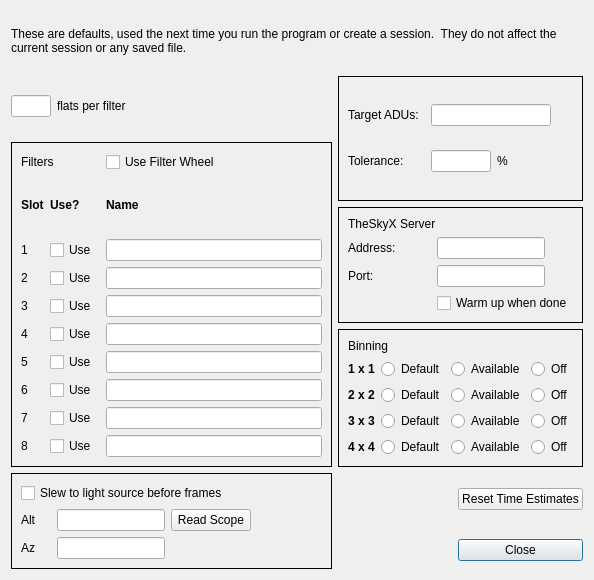
The window that PrefsWindow.ui (RMcDOttawa/FlatCaptureNow1) describes before a commit, drawn with Qt 5.
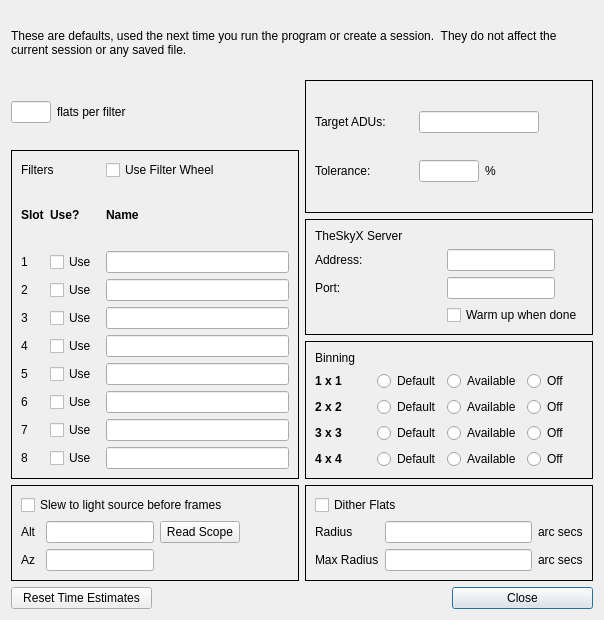
The same window after the commit.

Commit message: Branch for dithering; snapshot after Prefs UI defined, going back to fix some main stream bugs

```diff
--- a/PrefsWindow.ui
+++ b/PrefsWindow.ui
@@ -6,8 +6,8 @@
    <rect>
     <x>0</x>
     <y>0</y>
-    <width>594</width>
-    <height>580</height>
+    <width>604</width>
+    <height>620</height>
    </rect>
   </property>
   <property name="sizePolicy">
@@ -18,8 +18,8 @@
   </property>
   <property name="minimumSize">
    <size>
-    <width>502</width>
-    <height>460</height>
+    <width>600</width>
+    <height>620</height>
    </size>
   </property>
   <property name="maximumSize">
@@ -34,8 +34,8 @@
   <property name="modal">
    <bool>true</bool>
   </property>
-  <layout class="QGridLayout" name="gridLayout">
-   <item row="0" column="0" colspan="3">
+  <layout class="QGridLayout" name="gridLayout_2">
+   <item row="0" column="0" colspan="4">
     <widget class="QLabel" name="label_25">
      <property name="text">
       <string>These are defaults, used the next time you run the program or create a session.  They do not affect the current session or any saved file.</string>
@@ -75,7 +75,7 @@
      </item>
     </layout>
    </item>
-   <item row="1" column="1" rowspan="2" colspan="2">
+   <item row="1" column="2" rowspan="2" colspan="2">
     <widget class="QFrame" name="frame">
      <property name="frameShape">
       <enum>QFrame::Box</enum>
@@ -137,7 +137,7 @@
      </layout>
     </widget>
    </item>
-   <item row="2" column="0" rowspan="3">
+   <item row="2" column="0" rowspan="3" colspan="2">
     <widget class="QFrame" name="frame">
      <property name="frameShape">
       <enum>QFrame::Box</enum>
@@ -373,7 +373,7 @@
      </layout>
     </widget>
    </item>
-   <item row="3" column="1" colspan="2">
+   <item row="3" column="2" colspan="2">
     <widget class="QFrame" name="frame">
      <property name="frameShape">
       <enum>QFrame::Box</enum>
@@ -430,7 +430,7 @@
      </layout>
     </widget>
    </item>
-   <item row="4" column="1" colspan="2">
+   <item row="4" column="2" colspan="2">
     <widget class="QFrame" name="frame">
      <property name="frameShape">
       <enum>QFrame::Box</enum>
@@ -630,30 +630,7 @@
      </layout>
     </widget>
    </item>
-   <item row="5" column="2">
-    <widget class="QPushButton" name="resetEstimatesButton">
-     <property name="text">
-      <string>Reset Time Estimates</string>
-     </property>
-     <property name="autoDefault">
-      <bool>false</bool>
-     </property>
-    </widget>
-   </item>
-   <item row="6" column="2">
-    <widget class="QPushButton" name="closeButton">
-     <property name="text">
-      <string>Close</string>
-     </property>
-     <property name="autoDefault">
-      <bool>false</bool>
-     </property>
-     <property name="default">
-      <bool>true</bool>
-     </property>
-    </widget>
-   </item>
-   <item row="5" column="0" rowspan="2">
+   <item row="5" column="0" colspan="2">
     <widget class="QFrame" name="frame">
      <property name="frameShape">
       <enum>QFrame::Box</enum>
@@ -710,6 +687,92 @@
      </layout>
     </widget>
    </item>
+   <item row="5" column="2" colspan="2">
+    <widget class="QFrame" name="frame">
+     <property name="frameShape">
+      <enum>QFrame::Box</enum>
+     </property>
+     <layout class="QGridLayout" name="gridLayout">
+      <item row="0" column="0" colspan="2">
+       <widget class="QCheckBox" name="ditherFlats">
+        <property name="text">
+         <string>Dither Flats</string>
+        </property>
+       </widget>
+      </item>
+      <item row="1" column="0">
+       <widget class="QLabel" name="label_26">
+        <property name="text">
+         <string>Radius</string>
+        </property>
+       </widget>
+      </item>
+      <item row="1" column="1">
+       <widget class="QLineEdit" name="ditherRadius"/>
+      </item>
+      <item row="1" column="2">
+       <widget class="QLabel" name="label_27">
+        <property name="text">
+         <string>arc secs</string>
+        </property>
+       </widget>
+      </item>
+      <item row="2" column="0">
+       <widget class="QLabel" name="label_20">
+        <property name="text">
+         <string>Max Radius</string>
+        </property>
+       </widget>
+      </item>
+      <item row="2" column="1">
+       <widget class="QLineEdit" name="ditherMaxRadius"/>
+      </item>
+      <item row="2" column="2">
+       <widget class="QLabel" name="label_28">
+        <property name="text">
+         <string>arc secs</string>
+        </property>
+       </widget>
+      </item>
+     </layout>
+    </widget>
+   </item>
+   <item row="6" column="0">
+    <widget class="QPushButton" name="resetEstimatesButton">
+     <property name="text">
+      <string>Reset Time Estimates</string>
+     </property>
+     <property name="autoDefault">
+      <bool>false</bool>
+     </property>
+    </widget>
+   </item>
+   <item row="6" column="1" colspan="2">
+    <spacer name="horizontalSpacer">
+     <property name="orientation">
+      <enum>Qt::Horizontal</enum>
+     </property>
+     <property name="sizeHint" stdset="0">
+      <size>
+       <width>257</width>
+       <height>20</height>
+      </size>
+     </property>
+    </spacer>
+   </item>
+   <item row="6" column="3">
+    <widget class="QPushButton" name="closeButton">
+     <property name="text">
+      <string>Close</string>
+     </property>
+     <property name="autoDefault">
+      <bool>false</bool>
+     </property>
+     <property name="default">
+      <bool>true</bool>
+     </property>
+    </widget>
+   </item>
   </layout>
  </widget>
  <tabstops>
```
Left out of the diff: 4 changed lines with no effect on the pictures. The commit also changes 8 other files.
